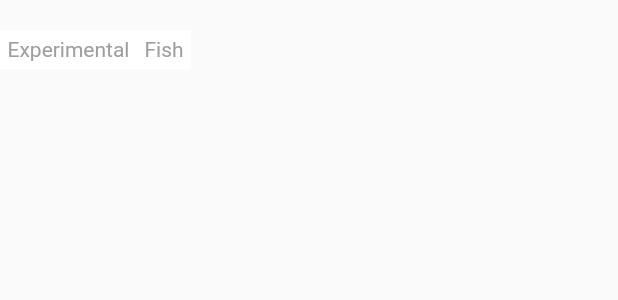
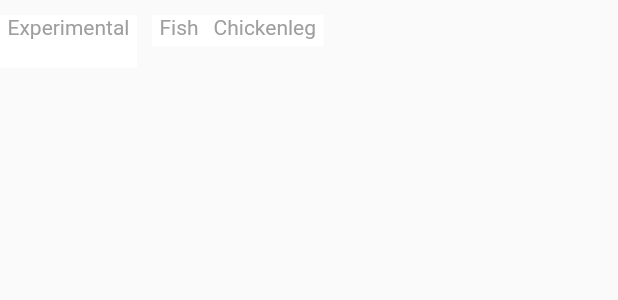
Before and after one commit to mohammedismayil/fista, a Flutter app: what storeCategoryRow() shows on an empty page, opened directly, on a phone screen of 412 x 824 dp. Shown: the top 300 px of the screen. Run offline on Flutter 3.47's test engine with Material 2 defaults, Android fonts, the phone set to English and light mode, and no system bars.

Commit message:
another recommended added

```diff
--- a/lib/Home/HomeRecommendedCard.dart
+++ b/lib/Home/HomeRecommendedCard.dart
@@ -103,54 +103,17 @@ Widget storeCategoryRow() {
   List<String> items = ['foo', 'bar', 'foo', 'bar', 'foo'];
 
   return Padding(
-    padding: const EdgeInsets.only(top:20),
+    padding: const EdgeInsets.only(top:10),
     child: Row(
       crossAxisAlignment: CrossAxisAlignment.start,
+
       children: [
-        // ListView.builder(
-        //   scrollDirection: Axis.horizontal,
-        //   itemCount: items.length,
-        //   itemBuilder: (context, index) {
-        //     return ListTile(
-        //       title: Text(items[index]),
-        //     );
-        //   },
-        // ),
-        // Flexible(
-        //   child: Container(
-        //     padding: EdgeInsets.only(left: 5, right: 5, top: 5, bottom: 5),
-        //     // decoration: BoxDecoration(
-        //     //   borderRadius: BorderRadius.all(Radius.circular(10)),
-        //     // ),
-        //     child: Text(
-        //       'Steak',
-        //       textAlign: TextAlign.center,
-        //       style: TextStyle(
-        //         color: Colors.grey,
-        //       ),
-        //     ),
-        //     color: Colors.white,
-        //   ),
-        // ),
-        // Flexible(
-        //   child: Container(
-        //     padding: EdgeInsets.only(left: 5, right: 5, top: 5, bottom: 5),
-        //     // decoration: BoxDecoration(
-        //     //   borderRadius: BorderRadius.all(Radius.circular(10)),
-        //     // ),
-        //     child: Text(
-        //       'Fish',
-        //       textAlign: TextAlign.center,
-        //       style: TextStyle(
-        //         color: Colors.grey,
-        //       ),
-        //     ),
-        //     color: Colors.white,
-        //   ),
-        // ),
+
         Flexible(
           child: Container(
-            padding: EdgeInsets.only(left: 5, right: 5, top: 5, bottom: 5),
+            height: 35,
+            margin: EdgeInsets.only(right:10 ),
+            padding: EdgeInsets.only(left: 5, right: 5, top: 0, bottom: 5),
             // decoration: BoxDecoration(
             //   borderRadius: BorderRadius.all(Radius.circular(10)),
             // ),
@@ -166,7 +129,7 @@ Widget storeCategoryRow() {
         ),
         Flexible(
           child: Container(
-            padding: EdgeInsets.only(left: 5, right: 5, top: 5, bottom: 5),
+            padding: EdgeInsets.only(left: 5, right: 5, top: 0, bottom: 5),
             // decoration: BoxDecoration(
             //   borderRadius: BorderRadius.all(Radius.circular(10)),
             // ),
@@ -180,6 +143,22 @@ Widget storeCategoryRow() {
             color: Colors.white,
           ),
         ),
+         Flexible(
+          child: Container(
+            padding: EdgeInsets.only(left: 5, right: 5, top: 0, bottom: 5),
+            // decoration: BoxDecoration(
+            //   borderRadius: BorderRadius.all(Radius.circular(10)),
+            // ),
+            child: Text(
+              'Chickenleg',
+              textAlign: TextAlign.center,
+              style: TextStyle(
+                color: Colors.grey,
+              ),
+            ),
+            color: Colors.white,
+          ),
+        ),
       ],
     ),
   );
```
Also changed, not shown: lib/Home/Home.dart (+16 -2 lines), 1 other file.
